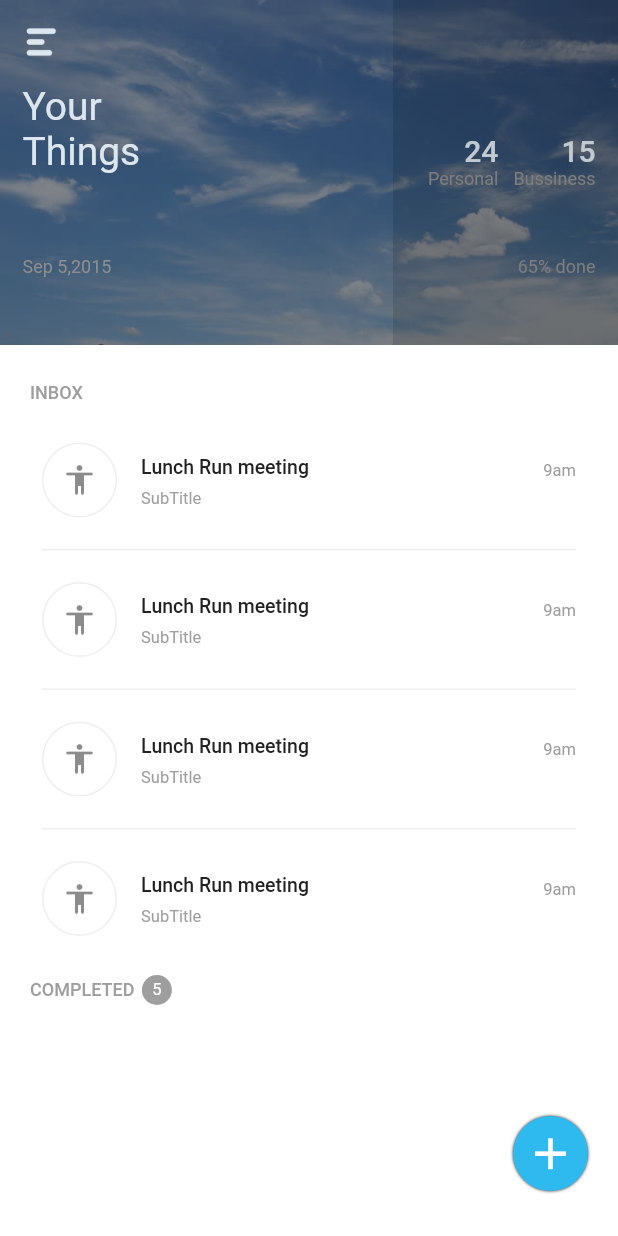
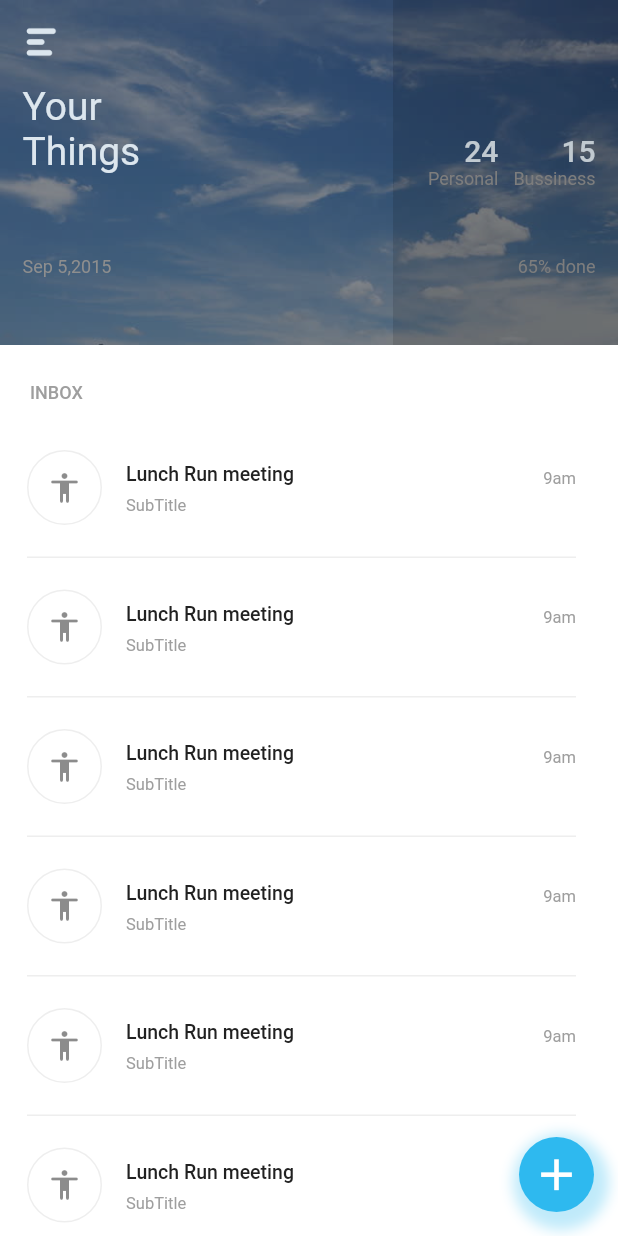
Before and after one commit to shaileshsuhagiya/todo-app-firebase-realtime, a Flutter app: the HomeScreen screen opened directly, on a phone screen of 412 x 824 dp. Run offline on Flutter 3.47's test engine with Material 2 defaults, Android fonts, the phone set to English and light mode, and no system bars; our stand-ins replace animated_theme_switcher, cached_network_image, cloud_firestore, file_picker, firebase_auth, firebase_core and 8 more; accounts and stored records are empty; Roboto replaces fonts that are missing (SFProText).

Commit message:
initial commit

```diff
--- a/lib/src/constant/common_text_form_field.dart
+++ b/lib/src/constant/common_text_form_field.dart
@@ -13,7 +13,7 @@
   @override
   Widget build(BuildContext context) {
     return Container(
-      margin: EdgeInsets.symmetric(vertical: 3),
+      margin: const EdgeInsets.symmetric(vertical: 3),
       child: TextFormField(
         style: const TextStyle(
           fontSize: 14,
--- a/lib/src/user_functionality/ui/views/home/add_new_thing_screen.dart
+++ b/lib/src/user_functionality/ui/views/home/add_new_thing_screen.dart
@@ -58,7 +58,7 @@
                   ),
                 ),
               ),
-              SizedBox(height: 40),
+              const SizedBox(height: 40),
               const CommonTextFormField(
                 hintText: "Workshop",
               ),
--- a/lib/src/user_functionality/ui/views/home/home_screen.dart
+++ b/lib/src/user_functionality/ui/views/home/home_screen.dart
@@ -20,9 +20,8 @@
               color: AppColor.skyTextColor),
         ),
       ),
-      body: Stack(
-        children: [
-          Column(
+      body: Column(
+        crossAxisAlignment: CrossAxisAlignment.start,
         children: [
           Stack(
             children: [
@@ -127,15 +126,8 @@
               )
             ],
           ),
-              Container(
-                height: MediaQuery.of(context).size.height - 230,
-                child: SingleChildScrollView(
-                  child: Padding(
-                    padding: const EdgeInsets.fromLTRB(20, 25, 20, 20),
-                    child: Column(
-                      children: [
-                        const Align(
-                          alignment: Alignment.topLeft,
+          const Padding(
+            padding: EdgeInsets.fromLTRB(20, 25, 20, 5),
             child: Text(
               'INBOX',
               style: TextStyle(
@@ -144,18 +136,24 @@
                   fontWeight: FontWeight.w500),
             ),
           ),
+          Expanded(
+            child: SingleChildScrollView(
+              child: Padding(
+                padding: const EdgeInsets.fromLTRB(10, 0, 20, 20),
+                child: Column(
+                  children: [
                     ListView.separated(
                       padding:
                           const EdgeInsets.only(top: 5, left: 8, right: 8),
                       separatorBuilder: (context, index) =>
                           Container(height: 1, color: Colors.grey[200]),
                       shrinkWrap: true,
-                          itemCount: 4,
+                      itemCount: 10,
                       physics: const NeverScrollableScrollPhysics(),
                       itemBuilder: (context, index) {
                         return ListTile(
                           contentPadding:
-                                  EdgeInsets.symmetric(vertical: 10),
+                              const EdgeInsets.symmetric(vertical: 10),
                           leading: Container(
                             width: 50,
                             height: 50,
@@ -164,7 +162,7 @@
                                 border: Border.all(
                                   color: Colors.grey[200]!,
                                 )),
-                                child: Icon(Icons.accessibility_rounded),
+                            child: const Icon(Icons.accessibility_rounded),
                           ),
                           title: Text(
                             'Lunch Run meeting',
@@ -173,15 +171,15 @@
                                 color: Colors.grey[900],
                                 fontWeight: FontWeight.w500),
                           ),
-                              subtitle: Text(
+                          subtitle: const Text(
                             'SubTitle',
                             style: TextStyle(
                               fontSize: 11,
                               color: Colors.grey,
                             ),
                           ),
-                              trailing: Padding(
-                                padding: const EdgeInsets.only(bottom: 12.0),
+                          trailing: const Padding(
+                            padding: EdgeInsets.only(bottom: 12.0),
                             child: Text(
                               '9am',
                               style: TextStyle(
@@ -193,7 +191,7 @@
                         );
                       },
                     ),
-                        SizedBox(height: 5),
+                    const SizedBox(height: 5),
                     Row(
                       children: [
                         const Text(
@@ -227,10 +225,8 @@
           ),
         ],
       ),
-          Positioned(
-            bottom: 30,
-            right: 20,
-            child: InkWell(
+      floatingActionButton: InkWell(
+        borderRadius: BorderRadius.circular(50),
         onTap: () {
           Navigator.of(context).push(MaterialPageRoute(
             builder: (context) => const AddNewThingScreen(),
@@ -239,21 +235,20 @@
         child: Container(
           width: 50,
           height: 50,
-                decoration: const BoxDecoration(
+          decoration: BoxDecoration(
             shape: BoxShape.circle,
             color: AppColor.skyBackgroundTextColor,
             boxShadow: [
               BoxShadow(
-                        color: AppColor.kDarkPrimaryColor,
-                        blurRadius: 1,
+                color: AppColor.btnColor.withOpacity(0.3),
+                spreadRadius: 7,
+                blurRadius: 7,
+                offset: const Offset(3, 5),
               ),
-                    ]),
-                child:
-                    const Icon(Icons.add, color: AppColor.tileColor, size: 35),
+            ],
           ),
+          child: const Icon(Icons.add, color: AppColor.tileColor, size: 35),
         ),
-          )
-        ],
       ),
     );
   }
```
Lines whose indentation alone changed are shown as unchanged.
